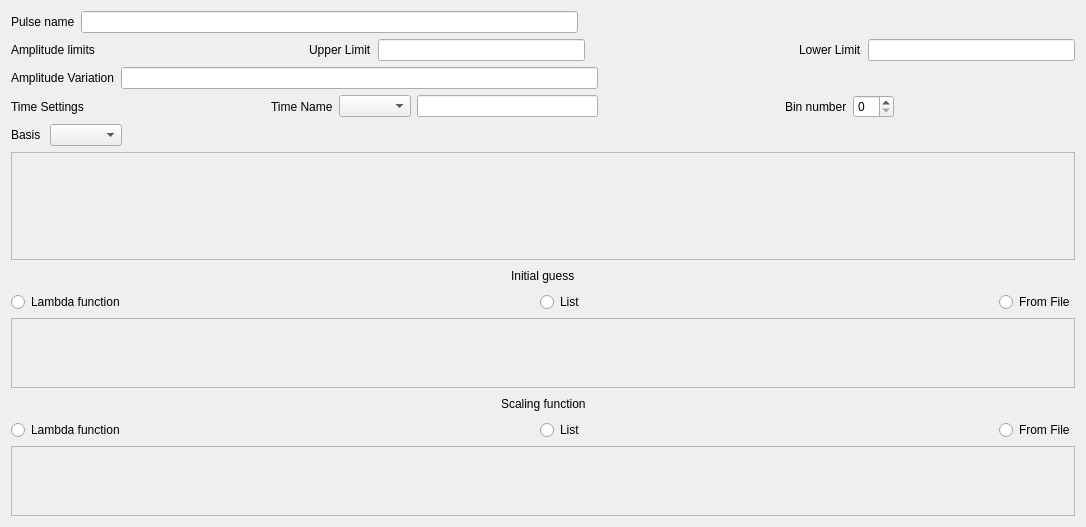
Quantum-OCS/QuOCS-pyside2interface, file quocs_pyqtinterface/gui/uifiles/PulseDefinition.ui: the form before one commit.
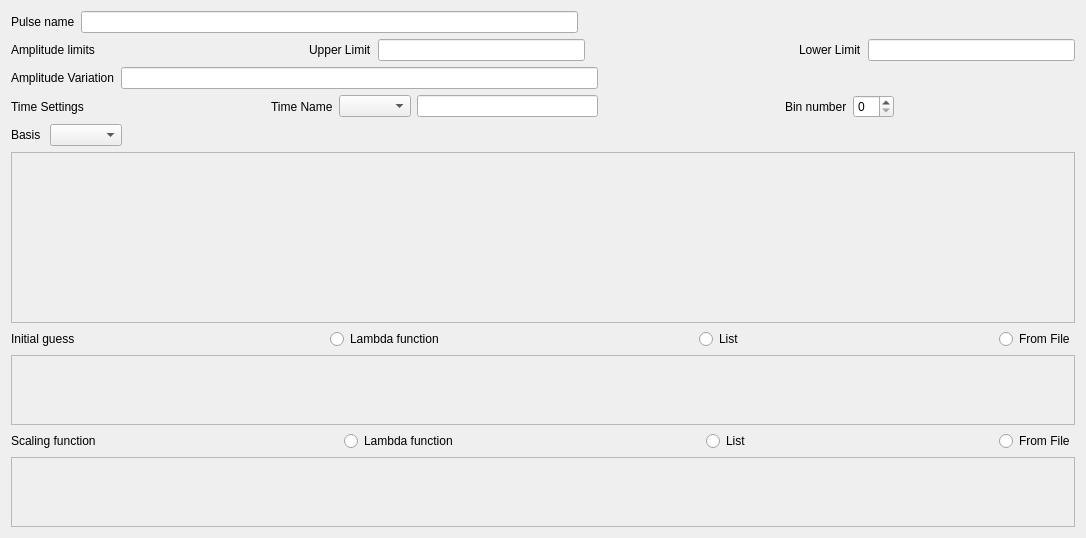
The form after the commit.

Commit message: Few ui layout adjustments

What changed in the file:
```diff
--- a/quocs_pyqtinterface/gui/uifiles/PulseDefinition.ui
+++ b/quocs_pyqtinterface/gui/uifiles/PulseDefinition.ui
@@ -7,7 +7,7 @@
     <x>0</x>
     <y>0</y>
     <width>1086</width>
-    <height>527</height>
+    <height>538</height>
    </rect>
   </property>
   <property name="windowTitle">
@@ -242,7 +242,7 @@
      <property name="minimumSize">
       <size>
        <width>901</width>
-       <height>80</height>
+       <height>100</height>
       </size>
      </property>
      <property name="widgetResizable">
@@ -254,27 +254,14 @@
         <x>0</x>
         <y>0</y>
         <width>1066</width>
-        <height>78</height>
+        <height>122</height>
        </rect>
       </property>
      </widget>
     </widget>
    </item>
    <item>
-    <layout class="QHBoxLayout" name="horizontalLayout_3">
-     <item>
-      <spacer name="horizontalSpacer_3">
-       <property name="orientation">
-        <enum>Qt::Horizontal</enum>
-       </property>
-       <property name="sizeHint" stdset="0">
-        <size>
-         <width>40</width>
-         <height>20</height>
-        </size>
-       </property>
-      </spacer>
-     </item>
+    <layout class="QHBoxLayout" name="horizontalLayout_4">
      <item>
       <widget class="QLabel" name="label_3">
        <property name="text">
@@ -283,7 +270,7 @@
       </widget>
      </item>
      <item>
-      <spacer name="horizontalSpacer_4">
+      <spacer name="horizontalSpacer_3">
        <property name="orientation">
         <enum>Qt::Horizontal</enum>
        </property>
@@ -295,10 +282,6 @@
        </property>
       </spacer>
      </item>
-    </layout>
-   </item>
-   <item>
-    <layout class="QHBoxLayout" name="horizontalLayout_4">
      <item>
       <widget class="QRadioButton" name="lambda_initial_guess_radio_button">
        <property name="text">
@@ -359,7 +342,13 @@
      <property name="minimumSize">
       <size>
        <width>901</width>
-       <height>20</height>
+       <height>50</height>
+      </size>
+     </property>
+     <property name="maximumSize">
+      <size>
+       <width>16777215</width>
+       <height>70</height>
       </size>
      </property>
      <property name="widgetResizable">
@@ -371,27 +360,14 @@
         <x>0</x>
         <y>0</y>
         <width>1066</width>
-        <height>56</height>
+        <height>68</height>
        </rect>
       </property>
      </widget>
     </widget>
    </item>
    <item>
-    <layout class="QHBoxLayout" name="horizontalLayout_5">
-     <item>
-      <spacer name="horizontalSpacer_7">
-       <property name="orientation">
-        <enum>Qt::Horizontal</enum>
-       </property>
-       <property name="sizeHint" stdset="0">
-        <size>
-         <width>40</width>
-         <height>20</height>
-        </size>
-       </property>
-      </spacer>
-     </item>
+    <layout class="QHBoxLayout" name="horizontalLayout_6">
      <item>
       <widget class="QLabel" name="label_4">
        <property name="text">
@@ -400,7 +376,7 @@
       </widget>
      </item>
      <item>
-      <spacer name="horizontalSpacer_8">
+      <spacer name="horizontalSpacer_7">
        <property name="orientation">
         <enum>Qt::Horizontal</enum>
        </property>
@@ -412,10 +388,6 @@
        </property>
       </spacer>
      </item>
-    </layout>
-   </item>
-   <item>
-    <layout class="QHBoxLayout" name="horizontalLayout_6">
      <item>
       <widget class="QRadioButton" name="lambda_scaling_function_radio_button">
        <property name="text">
@@ -476,7 +448,13 @@
      <property name="minimumSize">
       <size>
        <width>901</width>
-       <height>20</height>
+       <height>50</height>
+      </size>
+     </property>
+     <property name="maximumSize">
+      <size>
+       <width>16777215</width>
+       <height>70</height>
       </size>
      </property>
      <property name="widgetResizable">
@@ -488,7 +466,7 @@
         <x>0</x>
         <y>0</y>
         <width>1066</width>
-        <height>57</height>
+        <height>68</height>
        </rect>
       </property>
      </widget>
```
The commit also changes 5 other files.
